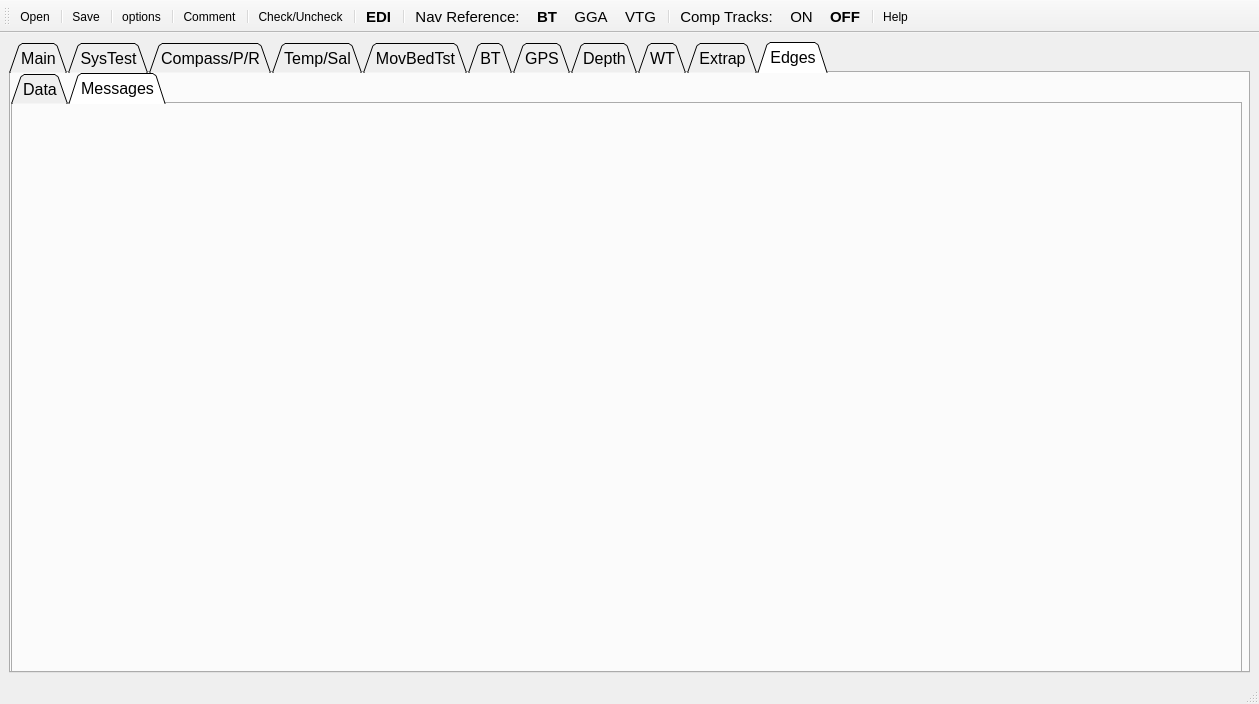
Qt form UI/QRev_gui.ui (rowetechinc/QRevPy) before a commit.
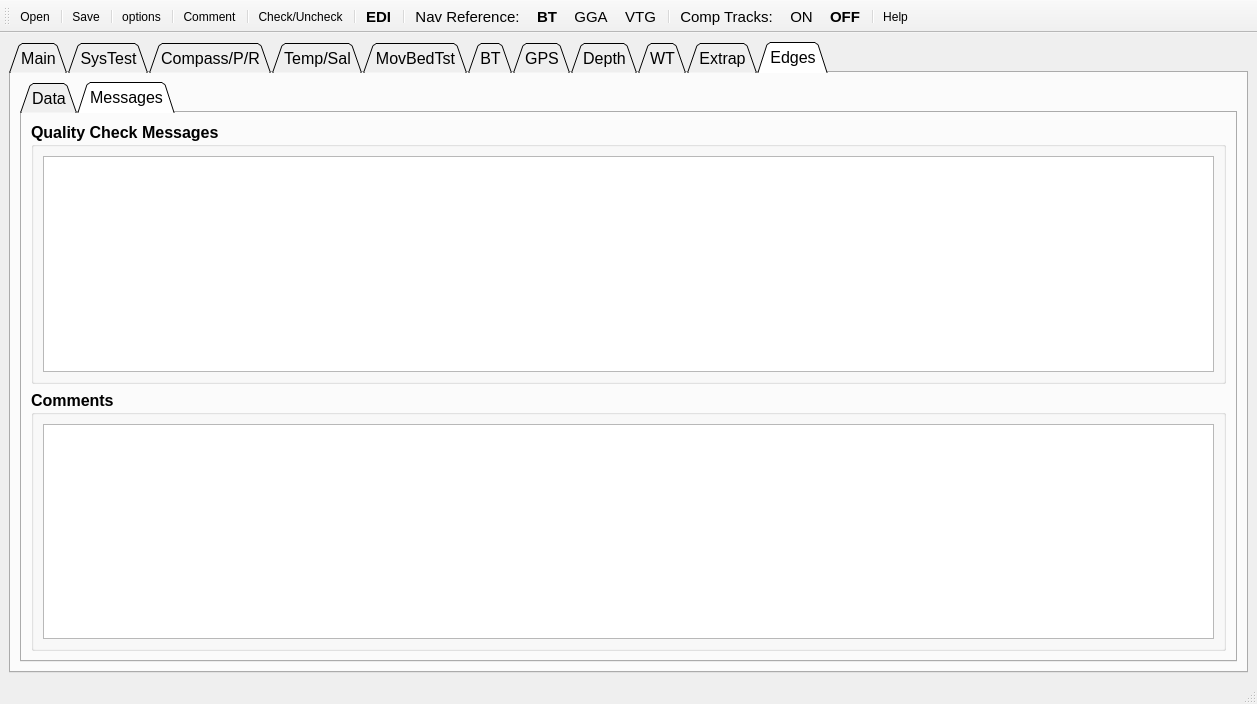
The same form after that commit. The open tabs and pages were chosen to show the change. Icons and pictures are not drawn.

Commit message: Added dialogs for edge type, start, dist, and ens Fixed bugs in SOSSource Modified Shiptrack vector scaling

```diff
--- a/UI/QRev_gui.ui
+++ b/UI/QRev_gui.ui
@@ -6,8 +6,8 @@
    <rect>
     <x>0</x>
     <y>0</y>
-    <width>1259</width>
-    <height>681</height>
+    <width>1257</width>
+    <height>674</height>
    </rect>
   </property>
   <property name="palette">
@@ -5339,15 +5339,9 @@
        <attribute name="title">
         <string>Edges</string>
        </attribute>
+       <layout class="QGridLayout" name="gridLayout_42">
+        <item row="0" column="0">
        <widget class="QTabWidget" name="tab_edges_2">
-        <property name="geometry">
-         <rect>
-          <x>0</x>
-          <y>0</y>
-          <width>1231</width>
-          <height>601</height>
-         </rect>
-        </property>
         <property name="tabShape">
          <enum>QTabWidget::Triangular</enum>
         </property>
@@ -5363,8 +5357,68 @@
          <attribute name="title">
           <string>Messages</string>
          </attribute>
-        </widget>
-       </widget>
+           <layout class="QGridLayout" name="gridLayout_43">
+            <item row="0" column="0">
+             <widget class="QGroupBox" name="box_extrap_messages_2">
+              <property name="font">
+               <font>
+                <weight>75</weight>
+                <bold>true</bold>
+               </font>
+              </property>
+              <property name="title">
+               <string>Quality Check Messages</string>
+              </property>
+              <layout class="QHBoxLayout" name="horizontalLayout_63">
+               <item>
+                <widget class="QPlainTextEdit" name="display_edges_messages">
+                 <property name="font">
+                  <font>
+                   <weight>50</weight>
+                   <bold>false</bold>
+                  </font>
+                 </property>
+                 <property name="readOnly">
+                  <bool>true</bool>
+                 </property>
+                </widget>
+               </item>
+              </layout>
+             </widget>
+            </item>
+            <item row="1" column="0">
+             <widget class="QGroupBox" name="box_extrap_comments_2">
+              <property name="font">
+               <font>
+                <weight>75</weight>
+                <bold>true</bold>
+               </font>
+              </property>
+              <property name="title">
+               <string>Comments</string>
+              </property>
+              <layout class="QHBoxLayout" name="horizontalLayout_62">
+               <item>
+                <widget class="QPlainTextEdit" name="display_edges_comments">
+                 <property name="font">
+                  <font>
+                   <weight>50</weight>
+                   <bold>false</bold>
+                  </font>
+                 </property>
+                 <property name="readOnly">
+                  <bool>true</bool>
+                 </property>
+                </widget>
+               </item>
+              </layout>
+             </widget>
+            </item>
+           </layout>
+          </widget>
+         </widget>
+        </item>
+       </layout>
       </widget>
      </widget>
     </item>
```
Left out of the diff: 53 changed lines with no effect on the pictures. Lines whose indentation alone changed are shown as unchanged. The commit also changes 18 other files.
